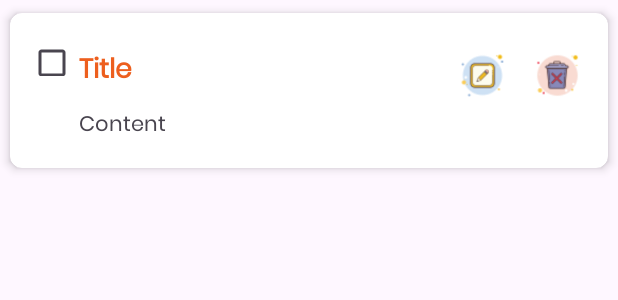
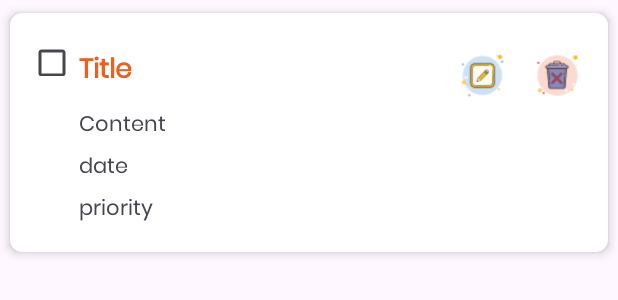
Before and after one commit to KavindiPathiraja/Task-Management-App, an Android app: the layout note_item.xml on its own in the app's theme, with its tools: preview values and no code run, on a phone screen of 412 x 824 dp. Shown: the top 300 px of the screen. Run offline under Robolectric (Android 15) with nearby library versions, the phone set to English and light mode, and no system bars.

Commit message:
date and priority in the CRUD

```diff
--- a/app/src/main/java/com/example/taskmanagementapp/AddNoteActivity.kt
+++ b/app/src/main/java/com/example/taskmanagementapp/AddNoteActivity.kt
@@ -33,12 +33,15 @@ class AddNoteActivity : AppCompatActivity() {
         binding.saveButton.setOnClickListener {
             val title = binding.titleEditText.text.toString()
             val content = binding.contentEditText.text.toString()
-            val note = Note(0, title, content)
+            val date = binding.textDate.text.toString()
+            val priority = binding.priority.selectedItem.toString()
+            val note = Note(0, title, content,date,priority)
             db.insertNote(note)
             finish()
             Toast.makeText(this, "Note Saved", Toast.LENGTH_SHORT).show()
         }
 
+        //date
         textDate = findViewById(R.id.textDate)
         buttonDate = findViewById(R.id.buttonDate)
 
--- a/app/src/main/java/com/example/taskmanagementapp/Note.kt
+++ b/app/src/main/java/com/example/taskmanagementapp/Note.kt
@@ -1,3 +1,3 @@
 package com.example.taskmanagementapp
 
-data class Note(val id: Int,val title:String,val content:String)
+data class Note(val id: Int,val title:String,val content:String, val date:String, val priority:String)
--- a/app/src/main/java/com/example/taskmanagementapp/NotesAdapter.kt
+++ b/app/src/main/java/com/example/taskmanagementapp/NotesAdapter.kt
@@ -17,6 +17,8 @@ class NotesAdapter(private var notes: List<Note>, context: Context):
         class NoteViewHolder(itemView: View):RecyclerView.ViewHolder(itemView){
             val titleTextView: TextView = itemView.findViewById(R.id.titleTextView)
             val contentTextView: TextView = itemView.findViewById(R.id.contentTextView)
+            val dateTextView: TextView = itemView.findViewById(R.id.dateTextView)
+            val priorityTextView: TextView = itemView.findViewById(R.id.priorityTextView)
             val updateButton: ImageView = itemView.findViewById(R.id.updateButton)
             val deleteButton: ImageView = itemView.findViewById(R.id.deleteButton)
         }
@@ -32,6 +34,8 @@ class NotesAdapter(private var notes: List<Note>, context: Context):
         val note = notes[position]
         holder.titleTextView.text = note.title
         holder.contentTextView.text = note.content
+        holder.dateTextView.text = note.date
+        holder.priorityTextView.text = note.priority
 
         holder.updateButton.setOnClickListener {
             val intent = Intent(holder.itemView.context,UpdateNoteActivity::class.java).apply {
--- a/app/src/main/res/layout/note_item.xml
+++ b/app/src/main/res/layout/note_item.xml
@@ -65,6 +65,27 @@
             android:layout_marginTop="4dp"
             android:layout_marginStart="30dp"/>
 
+        <TextView
+            android:id="@+id/dateTextView"
+            android:layout_width="wrap_content"
+            android:layout_height="wrap_content"
+            android:text="date"
+            android:fontFamily="@font/poppins"
+            android:maxLines="3"
+            android:layout_marginTop="4dp"
+            android:layout_marginStart="30dp"/>
+
+        <TextView
+            android:id="@+id/priorityTextView"
+            android:layout_width="wrap_content"
+            android:layout_height="wrap_content"
+            android:text="priority"
+            android:fontFamily="@font/poppins"
+            android:maxLines="3"
+            android:layout_marginTop="4dp"
+            android:layout_marginStart="30dp"/>
+
+
     </LinearLayout>
 
 </androidx.cardview.widget.CardView>
```
Also changed, not shown: app/src/main/java/com/example/taskmanagementapp/NoteDatabaseHelper.kt (+26 -9 lines), app/src/main/java/com/example/taskmanagementapp/UpdateNoteActivity.kt (+19 -14 lines), app/src/main/res/values/arrays.xml (added, +8 -0 lines).
